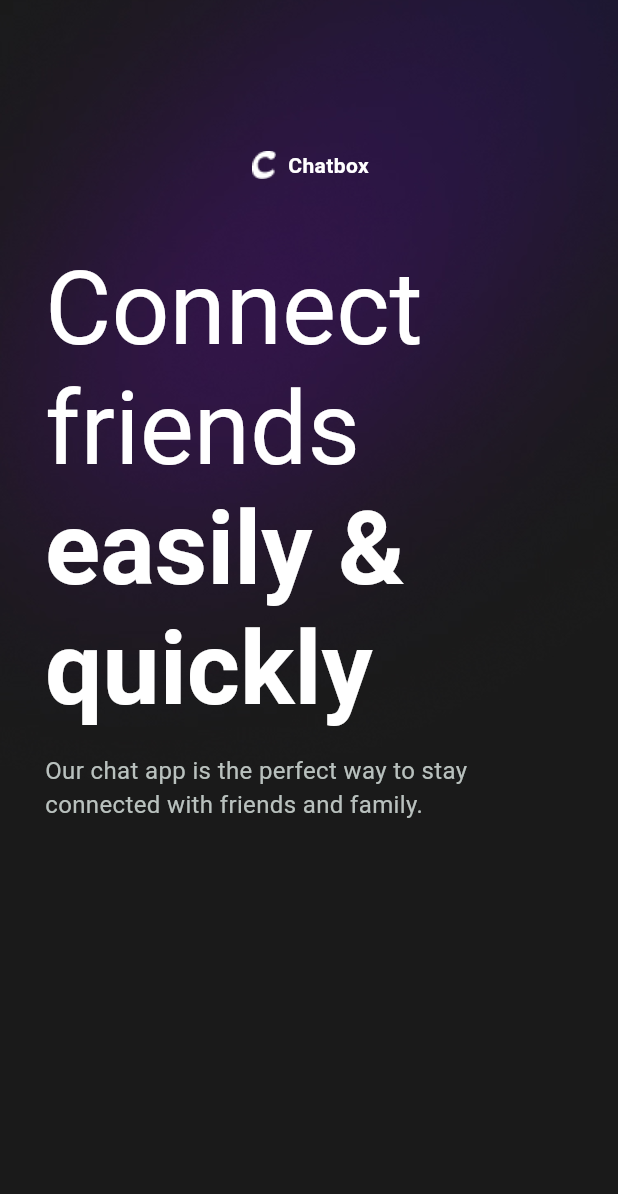
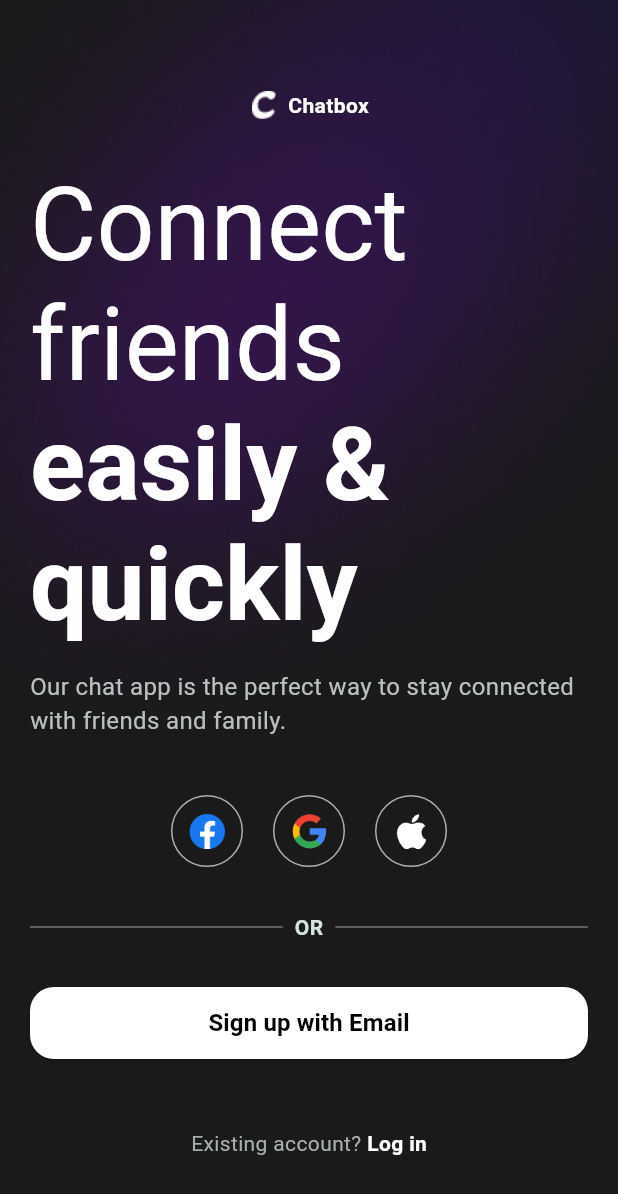
Before and after one commit to saifulhr/Chat_app, a Flutter app: the screen it shows after launch, on a phone screen of 412 x 824 dp. Shown: the top 1194 px of the screen. Run offline on Flutter 3.47's test engine with Material 3 defaults, Android fonts, the phone set to English and light mode, and no system bars.

Commit message:
Complete Onboarding Screen

```diff
--- /dev/null
+++ b/lib/common/widgets/Default_Button/custom_elevated_button.dart
@@ -0,0 +1,52 @@
+import 'package:chat_app/utils/all_colors.dart';
+import 'package:chat_app/utils/all_sizes.dart';
+import 'package:flutter/material.dart';
+
+class CustomElevatedButton extends StatelessWidget {
+  final String text;
+  final VoidCallback ontap;
+  final double width;
+  final double height;
+  final Color backgroundColor;
+  final Color textColor;
+  final double borderRadius;
+  final TextStyle? textStyle;
+
+  const CustomElevatedButton({
+    super.key,
+    required this.text,
+    required this.ontap,
+    this.width = double.infinity,
+    this.height = 48,
+    this.backgroundColor = AllColors.primaryColor,
+    this.textColor = AllColors.primaryBlackColor,
+    this.borderRadius = AllSizes.borderRadiusxtlg,
+    this.textStyle,
+  });
+
+  @override
+  Widget build(BuildContext context) {
+    return SizedBox(
+      width: width,
+      height: height,
+      child: ElevatedButton(
+        style: ElevatedButton.styleFrom(
+          backgroundColor: backgroundColor,
+          shape: RoundedRectangleBorder(
+            borderRadius: BorderRadius.circular(borderRadius),
+          ),
+        ),
+        onPressed: ontap,
+        child: Text(
+          text,
+          style: textStyle ??
+              TextStyle(
+                color: textColor,
+                fontSize: AllSizes.fontSizeMd,
+                fontWeight: FontWeight.bold,
+              ),
+        ),
+      ),
+    );
+  }
+}
--- /dev/null
+++ b/lib/common/widgets/Social_icon/social_icon_container.dart
@@ -0,0 +1,54 @@
+import 'package:chat_app/utils/all_colors.dart';
+import 'package:chat_app/utils/all_sizes.dart';
+import 'package:flutter/material.dart';
+
+class SocialIconContainer extends StatelessWidget {
+  final String icon;
+  final double width;
+  final double height;
+  final double iconwidth;
+  final double iconheight;
+  final double borderWidth;
+  final Color borderColor;
+  final Color backgroundColor;
+  final VoidCallback ontap;
+
+  const SocialIconContainer({
+    super.key,
+    required this.icon,
+    this.width = 48,
+    this.height = 48,
+    this.borderWidth = 1,
+    this.borderColor = AllColors.onBordingScreeniconBorderColor,
+    this.backgroundColor = AllColors.secondaryColor,
+    this.iconwidth = AllSizes.iconMd,
+    this.iconheight = AllSizes.iconMd,
+    required this.ontap,
+  });
+
+  @override
+  Widget build(BuildContext context) {
+    return GestureDetector(
+      onTap: ontap,
+      child: Container(
+        width: width,
+        height: height,
+        decoration: BoxDecoration(
+          color: backgroundColor,
+          shape: BoxShape.circle,
+          border: Border.all(
+            color: borderColor,
+            width: borderWidth,
+          ),
+        ),
+        child: Center(
+          child: Image.asset(
+            icon,
+            width: iconwidth,
+            height: iconheight,
+          ),
+        ),
+      ),
+    );
+  }
+}
--- /dev/null
+++ b/lib/common/widgets/appdivider/or_divider.dart
@@ -0,0 +1,45 @@
+import 'package:chat_app/utils/all_sizes.dart';
+import 'package:chat_app/utils/all_text.dart';
+import 'package:flutter/material.dart';
+
+class OrDivider extends StatelessWidget {
+  final Color fieldColor;
+  final Color dividerTextColor;
+
+  const OrDivider({
+    super.key,
+    required this.fieldColor,
+    required this.dividerTextColor,
+  });
+
+  @override
+  Widget build(BuildContext context) {
+    return Row(
+      children: [
+        Expanded(
+          child: Container(
+            height: 0.5,
+            color: fieldColor,
+          ),
+        ),
+        Padding(
+          padding: const EdgeInsets.symmetric(horizontal: 8.0),
+          child: Text(
+            AllText.orText,
+            style: TextStyle(
+              color: dividerTextColor,
+              fontWeight: FontWeight.bold,
+              fontSize: AllSizes.fontSizeSm,
+            ),
+          ),
+        ),
+        Expanded(
+          child: Container(
+            height: 0.5,
+            color: fieldColor,
+          ),
+        ),
+      ],
+    );
+  }
+}
--- a/lib/utils/all_colors.dart
+++ b/lib/utils/all_colors.dart
@@ -4,6 +4,8 @@ class AllColors {
   AllColors._();
   //Prinmary color
   static const primaryColor = Color(0xffFFFFFF);
+  static const secondaryColor = Color(0xff1A1A1A);
+  static const primaryBlackColor = Color.fromARGB(255, 0, 0, 0);
   // Splash Screen Text Color
   static const splashScreenTextColor = Color(0xff001815);
   //Onboarding Screen Background Colors & Text Color
--- /dev/null
+++ b/lib/utils/all_images.dart
@@ -0,0 +1,11 @@
+class AllImages {
+  AllImages._();
+  //Onboarding Page Image & Icon Image
+
+  static const String onboardingBackgroundImage ='assets/images/jpg/onboard_screen.jpg';
+  static const String onboardingCIconImage = 'assets/images/png/c.png';
+  static const String onboardingFacebookIcon = 'assets/icons/facebook.png';
+  static const String onboardingGoogleIcon = 'assets/icons/Google.png';
+  static const String onboardingAppleIcon = 'assets/icons/apple.png';
+
+}
--- a/lib/utils/all_sizes.dart
+++ b/lib/utils/all_sizes.dart
@@ -26,12 +26,13 @@ class AllSizes {
   static const double buttonWidth = 120.0;
 
   // Default spacing between sections
-  static const double defaultSpace = 24.0;
+  static const double defaultSpace = 20.0;
   static const double spaceBtwItems = 16.0;
-  static const double spaceBtwSections = 32.0;
+  static const double spaceBtwSections = 30.0;
 
   // Border radius
   static const double borderRadiusSm = 4.0;
   static const double borderRadiusMd = 8.0;
   static const double borderRadiusLg = 12.0;
+  static const double borderRadiusxtlg = 16.0;
 }
--- a/lib/utils/all_text.dart
+++ b/lib/utils/all_text.dart
@@ -5,8 +5,9 @@ class AllText {
   static const String splashScreenText = 'Chatbox';
   //Onboarding Screen Text
 
-  static const String onboardingTitle1 = 'Connect friends easily & quickly';
-  static const String onboardingTitle2 =
+  static const String onboardingTitle1 = 'Connect friends\n';
+  static const String onboardingTitle2 = 'easily & quickly';
+  static const String onboardingTitle3 =
       'Our chat app is the perfect way to stay connected with friends and family.';
   static const String orText = 'OR';
   static const String onbordingSignupText = 'Sign up with email';
--- a/lib/view/onboarding_screen/onboarding_screen.dart
+++ b/lib/view/onboarding_screen/onboarding_screen.dart
@@ -1,5 +1,11 @@
+import 'package:chat_app/common/widgets/Default_Button/custom_elevated_button.dart';
+import 'package:chat_app/common/widgets/appdivider/or_divider.dart';
 import 'package:chat_app/utils/all_colors.dart';
+import 'package:chat_app/utils/all_sizes.dart';
 import 'package:chat_app/utils/all_text.dart';
+import 'package:chat_app/view/onboarding_screen/widgtes/default_log_in.dart';
+import 'package:chat_app/view/onboarding_screen/widgtes/onboarding_background_page_and_text.dart';
+import 'package:chat_app/view/onboarding_screen/widgtes/social_icon_items.dart';
 import 'package:flutter/material.dart';
 
 class OnboardingScreen extends StatelessWidget {
@@ -8,77 +14,31 @@ class OnboardingScreen extends StatelessWidget {
   @override
   Widget build(BuildContext context) {
     return Scaffold(
-      body: Container(
-        padding: EdgeInsets.symmetric(vertical: 100, horizontal: 30),
-        width: double.infinity,
-        height: double.infinity,
-        decoration: const BoxDecoration(
-          image: DecorationImage(
-            image: AssetImage("assets/images/onboard_screen.jpg"),
-            fit: BoxFit.cover,
-          ),
-        ),
+      //Onboarding Background Page and Text
+      body: OnboardingBackgroundPageAndText(
         child: Column(
-          crossAxisAlignment: CrossAxisAlignment.start,
           children: [
-            Row(
-              mainAxisAlignment: MainAxisAlignment.center,
-              children: [
-                Image.asset(
-                  'assets/images/c.png',
-                  width: 20,
-                  height: 20,
-                ),
-                SizedBox(
-                  width: 6,
-                ),
-                Text(
-                  AllText.splashScreenText,
-                  style: TextStyle(
-                      color: AllColors.primaryColor,
-                      fontSize: 14,
-                      fontWeight: FontWeight.bold),
-                )
-              ],
+            //Social Icon Items like Fb , Google Or Apple
+            SocialIconItems(),
+            SizedBox(
+              height: AllSizes.spaceBtwSections,
             ),
+            //This is the divider
+            OrDivider(
+                fieldColor: AllColors.fieldColor,
+                dividerTextColor: AllColors.dividerTextColor),
+
+            SizedBox(
+              height: AllSizes.spaceBtwSections,
+            ),
+            //Custom Elevated Button
+            CustomElevatedButton(text: AllText.signupTileText1, ontap: () {}),
+
             SizedBox(
               height: 46,
             ),
-            RichText(
-              text: TextSpan(
-                style: TextStyle(
-                  fontSize: 22,
-                  color: Colors.white,
-                ),
-                children: const [
-                  TextSpan(
-                    text: "Connect friends\n",
-                    style: TextStyle(
-                        fontWeight: FontWeight.normal,
-                        fontSize: 68,
-                        color: AllColors.primaryColor),
-                  ),
-                  TextSpan(
-                    text: "easily & quickly",
-                    style: TextStyle(
-                        fontWeight: FontWeight.bold,
-                        fontSize: 68,
-                        color: AllColors.primaryColor),
-                  ),
-                ],
-              ),
-            ),
-            SizedBox(
-              height: 16,
-            ),
-            Text(
-              'Our chat app is the perfect way to stay connected with friends and family.',
-              style:
-                  TextStyle(color: AllColors.subtitleTExtColor, fontSize: 16),
-            ),
-            SizedBox(
-              height: 38,
-            ),
+            //Default Log In Section
+            DefaultLogIn()
           ],
         ),
       ),
--- /dev/null
+++ b/lib/view/onboarding_screen/widgtes/default_log_in.dart
@@ -0,0 +1,35 @@
+import 'package:chat_app/utils/all_colors.dart';
+import 'package:chat_app/utils/all_sizes.dart';
+import 'package:chat_app/utils/all_text.dart';
+import 'package:flutter/material.dart';
+
+class DefaultLogIn extends StatelessWidget {
+  const DefaultLogIn({
+    super.key,
+  });
+
+  @override
+  Widget build(BuildContext context) {
+    return GestureDetector(
+      onTap: () {},
+      child: Row(
+        mainAxisAlignment: MainAxisAlignment.center,
+        children: [
+          Text(
+            AllText.onbordinganotherText,
+            style: TextStyle(
+                color: AllColors.onBordingScreeniconBorderColor,
+                fontSize: AllSizes.fontSizeSm),
+          ),
+          Text(
+            AllText.onbordingLogText,
+            style: TextStyle(
+                color: AllColors.primaryColor,
+                fontWeight: FontWeight.bold,
+                fontSize: AllSizes.fontSizeSm),
+          )
+        ],
+      ),
+    );
+  }
+}
--- /dev/null
+++ b/lib/view/onboarding_screen/widgtes/onboarding_background_page_and_text.dart
@@ -0,0 +1,101 @@
+import 'package:chat_app/utils/all_colors.dart';
+import 'package:chat_app/utils/all_images.dart';
+import 'package:chat_app/utils/all_sizes.dart';
+import 'package:chat_app/utils/all_text.dart';
+import 'package:flutter/material.dart';
+
+class OnboardingBackgroundPageAndText extends StatelessWidget {
+  const OnboardingBackgroundPageAndText({
+    super.key,
+    required this.child,
+  });
+
+  final Widget child;
+
+  @override
+  Widget build(BuildContext context) {
+    return Container(
+      width: double.infinity,
+      height: double.infinity,
+      decoration: const BoxDecoration(
+        image: DecorationImage(
+          image: AssetImage(AllImages.onboardingBackgroundImage),
+          fit: BoxFit.cover,
+        ),
+      ),
+      child: SingleChildScrollView(
+        padding: const EdgeInsets.symmetric(horizontal: 20, vertical: 60),
+        child: Column(
+          crossAxisAlignment: CrossAxisAlignment.start,
+          children: [
+            // Logo , Splash Text
+            Row(
+              mainAxisAlignment: MainAxisAlignment.center,
+              children: [
+                Image.asset(
+                  AllImages.onboardingCIconImage,
+                  width: 20,
+                  height: 20,
+                ),
+                const SizedBox(width: 6),
+                Text(
+                  AllText.splashScreenText,
+                  style: TextStyle(
+                    color: AllColors.primaryColor,
+                    fontSize: AllSizes.fontSizeSm,
+                    fontWeight: FontWeight.bold,
+                  ),
+                ),
+              ],
+            ),
+
+            const SizedBox(height: AllSizes.spaceBtwSections),
+
+            //Rich Text
+            RichText(
+              text: const TextSpan(
+                style: TextStyle(
+                  fontSize: 22,
+                  color: Colors.white,
+                ),
+                children: [
+                  TextSpan(
+                    text: AllText.onboardingTitle1,
+                    style: TextStyle(
+                      fontWeight: FontWeight.normal,
+                      fontSize: AllSizes.fontSizeXl,
+                      color: AllColors.primaryColor,
+                    ),
+                  ),
+                  TextSpan(
+                    text: AllText.onboardingTitle2,
+                    style: TextStyle(
+                      fontWeight: FontWeight.bold,
+                      fontSize: AllSizes.fontSizeXl,
+                      color: AllColors.primaryColor,
+                    ),
+                  ),
+                ],
+              ),
+            ),
+
+            const SizedBox(height: AllSizes.spaceBtwItems),
+
+            // Subtitle
+            Text(
+              AllText.onboardingTitle3,
+              style: TextStyle(
+                color: AllColors.subtitleTExtColor,
+                fontSize: AllSizes.fontSizeMd,
+              ),
+            ),
+
+            const SizedBox(height: 38),
+
+            child,
+          ],
+        ),
+      ),
+    );
+  }
+}
--- /dev/null
+++ b/lib/view/onboarding_screen/widgtes/social_icon_items.dart
@@ -0,0 +1,55 @@
+import 'package:chat_app/common/widgets/Social_icon/social_icon_container.dart';
+import 'package:chat_app/utils/all_images.dart';
+import 'package:chat_app/utils/all_sizes.dart';
+import 'package:flutter/material.dart';
+
+class SocialIconItems extends StatelessWidget {
+  const SocialIconItems({
+    super.key,
+  });
+
+  @override
+  Widget build(BuildContext context) {
+    return Row(
+      mainAxisAlignment: MainAxisAlignment.center,
+      children: [
+        //Facebook Icon Section
+        SocialIconContainer(
+          icon: AllImages.onboardingFacebookIcon,
+          width: 48,
+          height: 48,
+          iconheight: AllSizes.iconMd,
+          iconwidth: AllSizes.iconMd,
+          borderWidth: 1,
+          ontap: () {},
+        ),
+        SizedBox(
+          width: AllSizes.defaultSpace,
+        ),
+        //Google Icon Section
+        SocialIconContainer(
+          icon: AllImages.onboardingGoogleIcon,
+          width: 48,
+          height: 48,
+          iconheight: 45,
+          iconwidth: 45,
+          borderWidth: 1,
+          ontap: () {},
+        ),
+        SizedBox(
+          width: AllSizes.defaultSpace,
+        ),
+        //Apple Icon Section
+        SocialIconContainer(
+          icon: AllImages.onboardingAppleIcon,
+          width: 48,
+          height: 48,
+          iconheight: AllSizes.iconMd,
+          iconwidth: 20.22,
+          borderWidth: 1,
+          ontap: () {},
+        ),
+      ],
+    );
+  }
+}
--- a/pubspec.yaml
+++ b/pubspec.yaml
@@ -58,8 +58,9 @@ flutter:
 
   # To add assets to your application, add an assets section, like this:
   assets:
-    - assets/images/
-  #   - images/a_dot_ham.jpeg
+    - assets/images/jpg/
+    - assets/images/png/
+    - assets/icons/
 
   # An image asset can refer to one or more resolution-specific "variants", see
   # https://flutter.dev/to/resolution-aware-images
```
Also changed, not shown: assets/icons/Google.png (added), assets/icons/apple.png (added), assets/icons/facebook.png (added), assets/images/jpg/onboard_screen.jpg (renamed from assets/images/onboard_screen.jpg), assets/images/png/c.png (renamed from assets/images/c.png).
